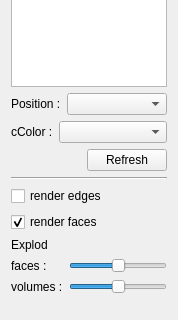
Above: SCHNApps/Plugins/renderExplod/renderExplod.ui from cgogn/CGoGN before the change; both pictures show x 0 to 178 and y 101 to 421 of the 178 by 553 pixel window. Below: the same form after it.
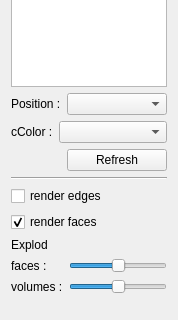
That is the form after the change.

Commit message: problem ui qt 4.6

What changed in the file:
```diff
--- a/SCHNApps/Plugins/renderExplod/renderExplod.ui
+++ b/SCHNApps/Plugins/renderExplod/renderExplod.ui
@@ -39,7 +39,7 @@
        </property>
       </widget>
      </item>
-     <item row="2" column="2" alignment="Qt::AlignRight">
+     <item row="2" column="2">
       <widget class="QPushButton" name="button_refreshVBOs">
        <property name="sizePolicy">
         <sizepolicy hsizetype="Preferred" vsizetype="Fixed">
```
